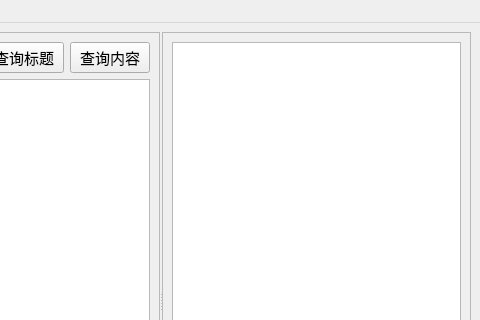
First picture: the form in mainFrm.ui, repository hudie8655/docHelper, before the edit; both pictures show x 320 to 800 and y 0 to 320 of the 800 by 600 pixel window.
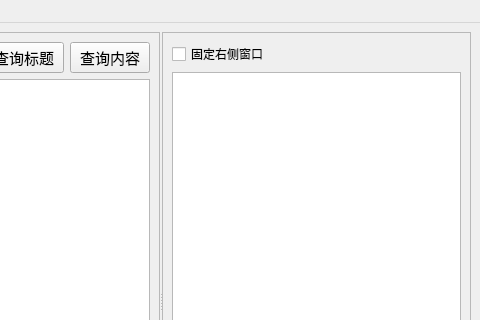
Second picture: the form after the edit. Icons and pictures are not drawn.

Commit message: 1改变类继承关系，重构代码，此版本可用。

The edit to the form file:
```diff
--- a/mainFrm.ui
+++ b/mainFrm.ui
@@ -124,6 +124,13 @@
         <enum>QFrame::Raised</enum>
        </property>
        <layout class="QVBoxLayout" name="verticalLayout_2">
+        <item>
+         <widget class="QCheckBox" name="checkBox">
+          <property name="text">
+           <string>固定右侧窗口</string>
+          </property>
+         </widget>
+        </item>
         <item>
          <widget class="QTextEdit" name="contenttextEdit">
           <property name="font">
```
The commit also changes 1 other file.
